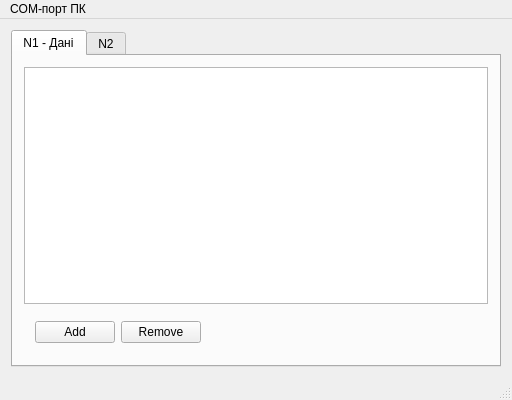
Before: the Qt Designer form mainwindow.ui in uzername/ModBusScanner, drawn with Qt 5.
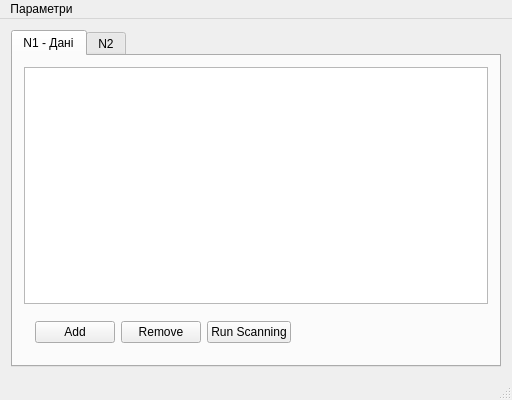
After: the same form once the commit is applied.

Patch:
```diff
--- a/mainwindow.ui
+++ b/mainwindow.ui
@@ -51,12 +51,19 @@
             </widget>
            </item>
            <item>
-            <widget class="QPushButton" name="pushButton">
+            <widget class="QPushButton" name="pushButtonRemove">
              <property name="text">
               <string>Remove</string>
              </property>
             </widget>
            </item>
+           <item>
+            <widget class="QPushButton" name="pushButton">
+             <property name="text">
+              <string>Run Scanning</string>
+             </property>
+            </widget>
+           </item>
           </layout>
          </widget>
         </item>
@@ -87,7 +94,7 @@
    </property>
    <widget class="QMenu" name="menuCOM">
     <property name="title">
-     <string>COM-порт ПК</string>
+     <string>Параметри</string>
     </property>
     <addaction name="actionConnect"/>
    </widget>
```
Left out of the diff: 2 changed lines with no effect on the pictures.
